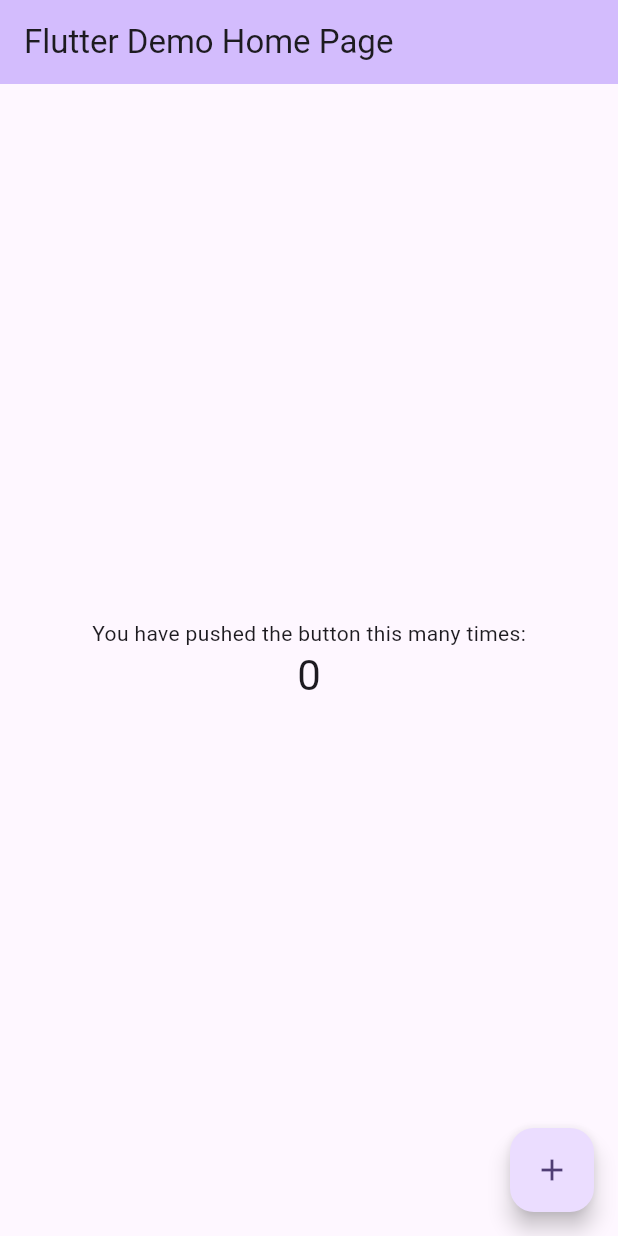
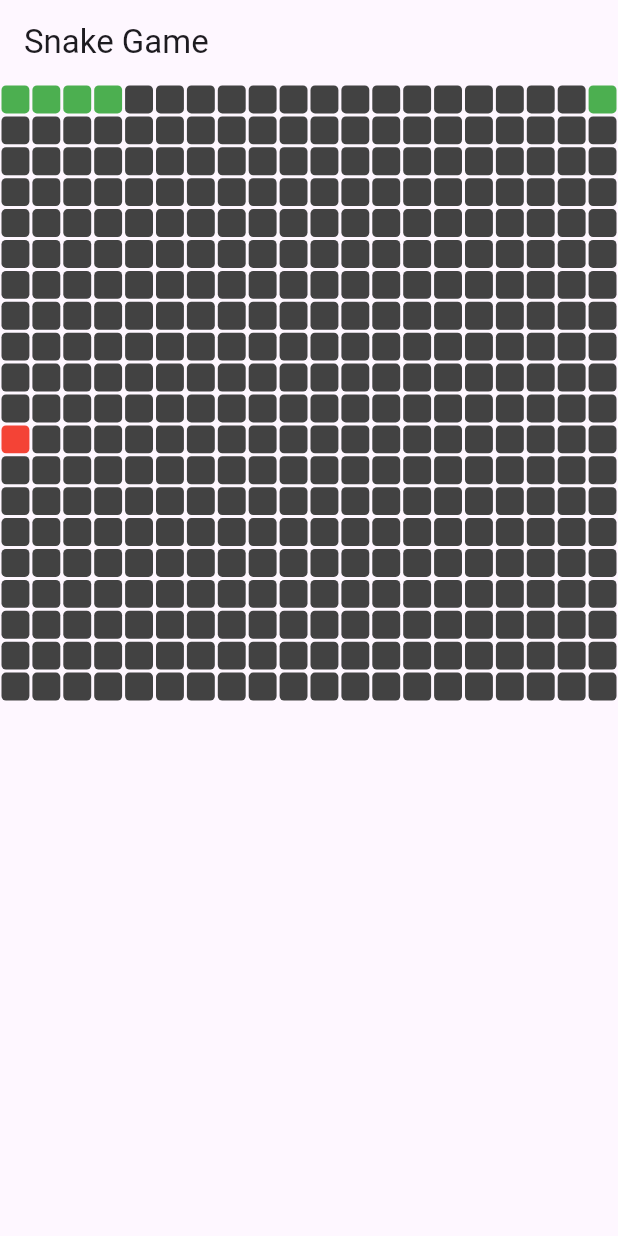
Before and after one commit to AntonioMotaUASLP/flutter_snakegame, a Flutter app: the screen it shows after launch, on a phone screen of 412 x 824 dp. Run offline on Flutter 3.47's test engine with Material 3 defaults, Android fonts, the phone set to English and light mode, and no system bars.

Commit message:
first version of the game, basic logic, basic design

```diff
--- /dev/null
+++ b/devtools_options.yaml
@@ -0,0 +1,3 @@
+description: This file stores settings for Dart & Flutter DevTools.
+documentation: https://docs.flutter.dev/tools/devtools/extensions#configure-extension-enablement-states
+extensions:
--- a/lib/main.dart
+++ b/lib/main.dart
@@ -1,125 +1,163 @@
+import 'dart:async';
+import 'dart:math';
 import 'package:flutter/material.dart';
+import 'package:flutter/services.dart'; // Necesario para captar eventos de teclado
 
 void main() {
-  runApp(const MyApp());
+  runApp(MaterialApp(
+    home: SnakeGame(),
+  ));
 }
 
-class MyApp extends StatelessWidget {
-  const MyApp({super.key});
+class SnakeGame extends StatefulWidget {
+  @override
+  _SnakeGameState createState() => _SnakeGameState();
+}
 
-  // This widget is the root of your application.
+class _SnakeGameState extends State<SnakeGame> {
+  static const int rowCount = 20;
+  static const int colCount = 20;
+  static const int initialSnakeLength = 5;
+  List<int> snake = [];
+  int food = 0;
+  String direction = 'right'; // Inicializamos la dirección de la serpiente
+  Timer? gameLoop;
+
   @override
-  Widget build(BuildContext context) {
-    return MaterialApp(
-      title: 'Flutter Demo',
-      theme: ThemeData(
-        // This is the theme of your application.
-        //
-        // TRY THIS: Try running your application with "flutter run". You'll see
-        // the application has a purple toolbar. Then, without quitting the app,
-        // try changing the seedColor in the colorScheme below to Colors.green
-        // and then invoke "hot reload" (save your changes or press the "hot
-        // reload" button in a Flutter-supported IDE, or press "r" if you used
-        // the command line to start the app).
-        //
-        // Notice that the counter didn't reset back to zero; the application
-        // state is not lost during the reload. To reset the state, use hot
-        // restart instead.
-        //
-        // This works for code too, not just values: Most code changes can be
-        // tested with just a hot reload.
-        colorScheme: ColorScheme.fromSeed(seedColor: Colors.deepPurple),
-        useMaterial3: true,
-      ),
-      home: const MyHomePage(title: 'Flutter Demo Home Page'),
-    );
+  void initState() {
+    super.initState();
+    startGame();
+  }
+
+  void startGame() {
+    snake = List.generate(initialSnakeLength, (index) => index);
+    direction = 'right';
+    generateFood();
+    gameLoop = Timer.periodic(Duration(milliseconds: 100), (Timer timer) {
+      setState(() {
+        moveSnake();
+      });
+    });
+  }
+
+  void generateFood() {
+    Random random = Random();
+    food = random.nextInt(rowCount * colCount);
+    while (snake.contains(food)) {
+      food = random.nextInt(rowCount * colCount);
     }
   }
 
-class MyHomePage extends StatefulWidget {
-  const MyHomePage({super.key, required this.title});
-
-  // This widget is the home page of your application. It is stateful, meaning
-  // that it has a State object (defined below) that contains fields that affect
-  // how it looks.
-
-  // This class is the configuration for the state. It holds the values (in this
-  // case the title) provided by the parent (in this case the App widget) and
-  // used by the build method of the State. Fields in a Widget subclass are
-  // always marked "final".
-
-  final String title;
-
-  @override
-  State<MyHomePage> createState() => _MyHomePageState();
+  void moveSnake() {
+    int newHead;
+    switch (direction) {
+      case 'right':
+        newHead = snake.last % colCount == colCount - 1 ? snake.last - (colCount - 1) : snake.last + 1;
+      case 'left':
+        newHead = snake.last % colCount == 0 ? snake.last + (colCount - 1) : snake.last - 1;
+      case 'up':
+        newHead = snake.last < colCount ? snake.last + (rowCount * colCount) - colCount : snake.last - colCount;
+      case 'down':
+        newHead = snake.last + colCount >= rowCount * colCount ? snake.last % colCount : snake.last + colCount;
+      default:
+        return;
     }
 
-class _MyHomePageState extends State<MyHomePage> {
-  int _counter = 0;
+    if (snake.contains(newHead)) {
+      gameOver();
+      return;
+    }
 
-  void _incrementCounter() {
+    snake.add(newHead);
+
+    if (newHead == food) {
+      generateFood();
+    } else {
+      snake.removeAt(0); // Si no come, eliminar la cola de la serpiente
+    }
+  }
+
+  void gameOver() {
+    gameLoop?.cancel();
+    showDialog(
+      context: context,
+      builder: (context) {
+        return AlertDialog(
+          title: Text("Game Over"),
+          content: Text("Puntuación: ${snake.length}"),
+          actions: [
+            TextButton(
+              onPressed: () {
+                Navigator.of(context).pop();
+                startGame();
+              },
+              child: Text("Jugar de nuevo"),
+            )
+          ],
+        );
+      },
+    );
+  }
+
+  // Detectar teclas de W, A, D
+  void onKey(RawKeyEvent event) {
+    if (event is RawKeyDownEvent) {
+      if (event.logicalKey == LogicalKeyboardKey.keyW && direction != 'down') {
         setState(() {
-      // This call to setState tells the Flutter framework that something has
-      // changed in this State, which causes it to rerun the build method below
-      // so that the display can reflect the updated values. If we changed
-      // _counter without calling setState(), then the build method would not be
-      // called again, and so nothing would appear to happen.
-      _counter++;
+          direction = 'up';
         });
+      } else if (event.logicalKey == LogicalKeyboardKey.keyA && direction != 'right') {
+        setState(() {
+          direction = 'left';
+        });
+      } else if (event.logicalKey == LogicalKeyboardKey.keyD && direction != 'left') {
+        setState(() {
+          direction = 'right';
+        });
+      } else if (event.logicalKey == LogicalKeyboardKey.keyS && direction != 'up') {
+        setState(() {
+          direction = 'down';
+        });
+      }
+    }
   }
 
   @override
   Widget build(BuildContext context) {
-    // This method is rerun every time setState is called, for instance as done
-    // by the _incrementCounter method above.
-    //
-    // The Flutter framework has been optimized to make rerunning build methods
-    // fast, so that you can just rebuild anything that needs updating rather
-    // than having to individually change instances of widgets.
-    return Scaffold(
+    return MaterialApp(
+      home: Scaffold(
         appBar: AppBar(
-        // TRY THIS: Try changing the color here to a specific color (to
-        // Colors.amber, perhaps?) and trigger a hot reload to see the AppBar
-        // change color while the other colors stay the same.
-        backgroundColor: Theme.of(context).colorScheme.inversePrimary,
-        // Here we take the value from the MyHomePage object that was created by
-        // the App.build method, and use it to set our appbar title.
-        title: Text(widget.title),
+          title: Text('Snake Game'),
         ),
-      body: Center(
-        // Center is a layout widget. It takes a single child and positions it
-        // in the middle of the parent.
-        child: Column(
-          // Column is also a layout widget. It takes a list of children and
-          // arranges them vertically. By default, it sizes itself to fit its
-          // children horizontally, and tries to be as tall as its parent.
-          //
-          // Column has various properties to control how it sizes itself and
-          // how it positions its children. Here we use mainAxisAlignment to
-          // center the children vertically; the main axis here is the vertical
-          // axis because Columns are vertical (the cross axis would be
-          // horizontal).
-          //
-          // TRY THIS: Invoke "debug painting" (choose the "Toggle Debug Paint"
-          // action in the IDE, or press "p" in the console), to see the
-          // wireframe for each widget.
-          mainAxisAlignment: MainAxisAlignment.center,
-          children: <Widget>[
-            const Text(
-              'You have pushed the button this many times:',
+        body: RawKeyboardListener(
+          focusNode: FocusNode(), // Necesario para captar eventos de teclado
+          autofocus: true, // Captar el foco automáticamente
+          onKey: onKey, // Función para manejar las teclas
+          child: GridView.builder(
+            itemCount: rowCount * colCount,
+            gridDelegate: SliverGridDelegateWithFixedCrossAxisCount(
+              crossAxisCount: colCount,
             ),
-            Text(
-              '$_counter',
-              style: Theme.of(context).textTheme.headlineMedium,
+            itemBuilder: (BuildContext context, int index) {
+              bool isSnakeBody = snake.contains(index);
+              bool isFood = index == food;
+              return Container(
+                margin: EdgeInsets.all(1),
+                decoration: BoxDecoration(
+                  color: isSnakeBody ? Colors.green : isFood ? Colors.red : Colors.grey[800],
+                  borderRadius: BorderRadius.circular(3),
                 ),
-          ],
+              );
+            },
           ),
         ),
-      floatingActionButton: FloatingActionButton(
-        onPressed: _incrementCounter,
-        tooltip: 'Increment',
-        child: const Icon(Icons.add),
-      ), // This trailing comma makes auto-formatting nicer for build methods.
+      ),
     );
   }
+
+  @override
+  void dispose() {
+    gameLoop?.cancel();
+    super.dispose();
   }
+}
--- a/pubspec.yaml
+++ b/pubspec.yaml
@@ -33,6 +33,8 @@ dependencies:
   # The following adds the Cupertino Icons font to your application.
   # Use with the CupertinoIcons class for iOS style icons.
   cupertino_icons: ^1.0.8
+  english_words: ^4.0.0
+  provider: ^6.1.2
 
 dev_dependencies:
   flutter_test:
```
Also changed, not shown: analysis_options.yaml (+7 -24 lines), pubspec.lock. Lines whose indentation alone changed are shown as unchanged.
